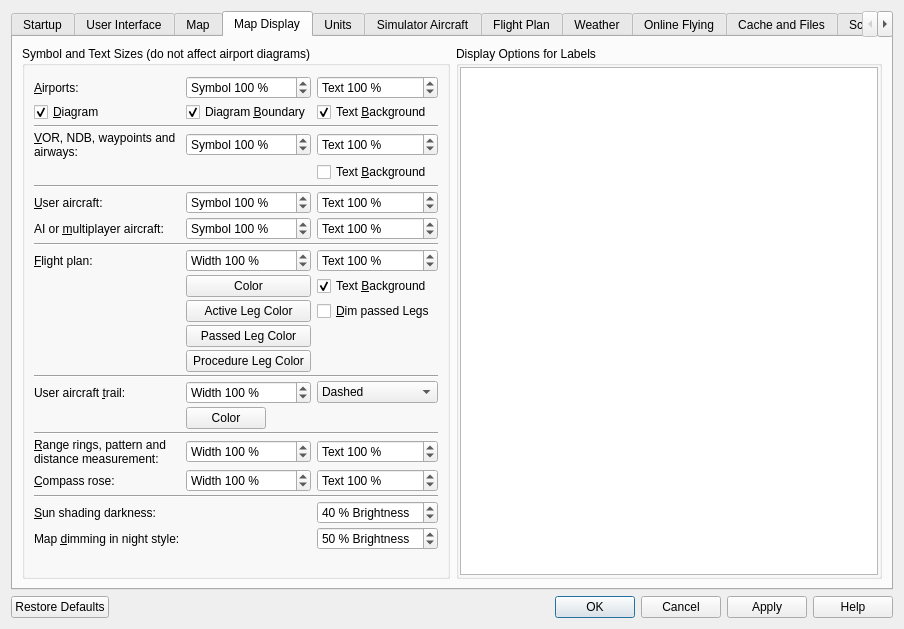
This is src/options/options.ui in albar965/littlenavmap as Qt 5 draws it before an edit. The edited form follows.
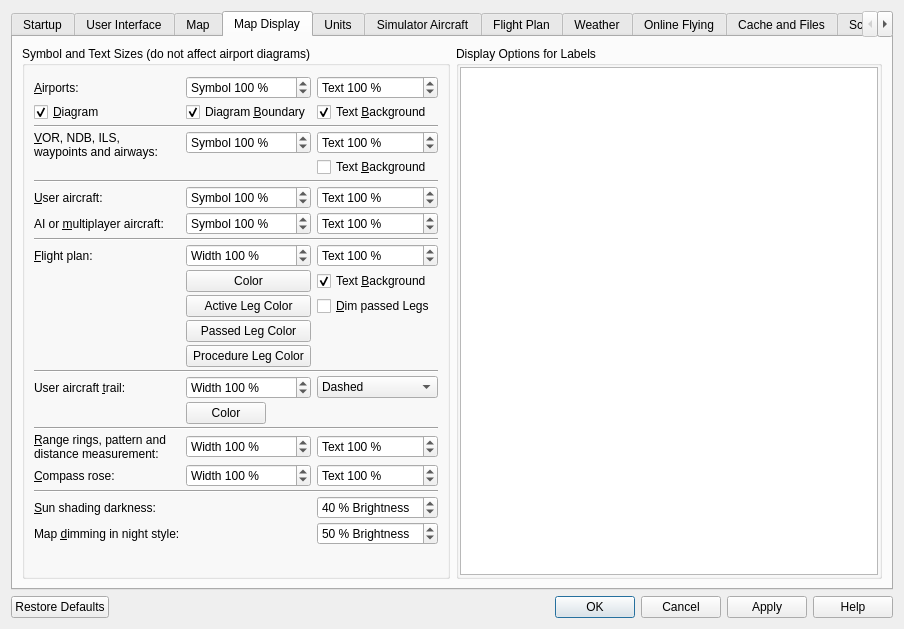
This is the edited form. The open tabs and pages were chosen to show the change.

Commit message: ILS labels now adhere to the text background color setting for navaids.

Diff of the .ui file:
```diff
--- a/src/options/options.ui
+++ b/src/options/options.ui
@@ -1029,17 +1029,6 @@
           <property name="verticalSpacing">
            <number>2</number>
           </property>
-          <item row="3" column="0">
-           <widget class="QLabel" name="labelOptionsMapSizeNavaid">
-            <property name="text">
-             <string>&amp;VOR, NDB, waypoints and
-airways:</string>
-            </property>
-            <property name="buddy">
-             <cstring>spinBoxOptionsDisplaySymbolSizeNavaid</cstring>
-            </property>
-           </widget>
-          </item>
           <item row="10" column="2">
            <widget class="QCheckBox" name="checkBoxOptionsMapFlightplanText">
             <property name="toolTip">
@@ -1778,6 +1767,20 @@
             </property>
            </widget>
           </item>
+          <item row="3" column="0" rowspan="2">
+           <widget class="QLabel" name="labelOptionsMapSizeNavaid">
+            <property name="text">
+             <string>&amp;VOR, NDB, ILS,
+waypoints and airways:</string>
+            </property>
+            <property name="alignment">
+             <set>Qt::AlignLeading|Qt::AlignLeft|Qt::AlignTop</set>
+            </property>
+            <property name="buddy">
+             <cstring>spinBoxOptionsDisplaySymbolSizeNavaid</cstring>
+            </property>
+           </widget>
+          </item>
          </layout>
         </widget>
        </item>
```
The commit also changes 1 other file.
